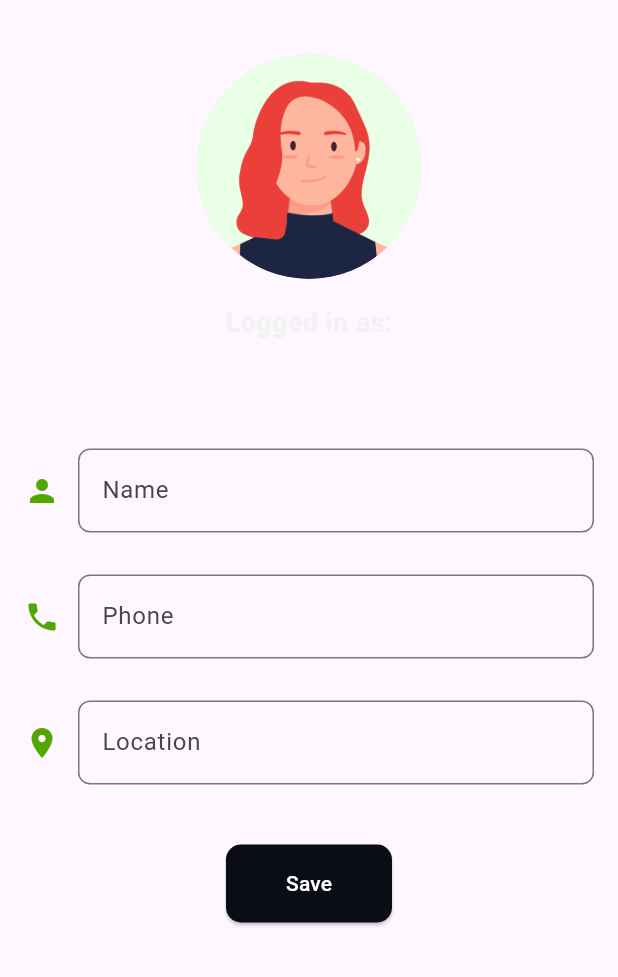
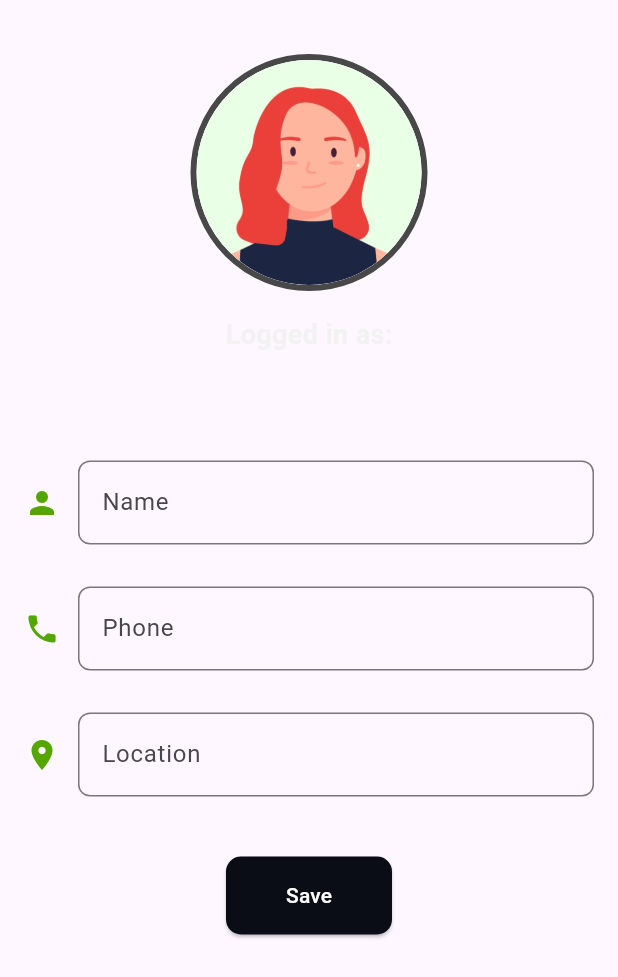
Before and after one commit to bugrahankaramollaoglu/greefin, a Flutter app: the ProfilePage widget shown alone on an empty page, opened directly, on a phone screen of 412 x 824 dp. Shown: the top 977 px of the screen. Run offline on Flutter 3.47's test engine with Material 3 defaults, Android fonts, the phone set to English and light mode, and no system bars; our stand-ins replace camera, crystal_navigation_bar, firebase_auth, firebase_core, flutter_onboarding_slider, flutter_riverpod and 8 more; missing offline and left inert: auth_button_kit, google_mlkit_barcode_scanning, google_mlkit_commons, google_mlkit_face_detection, google_mlkit_face_mesh_detection, google_mlkit_image_labeling and 4 more; accounts and stored records are empty.

Commit message:
ok. added borderColor to avatar on profilePage. will now work on statsPage

```diff
--- a/lib/pages/home_page.dart
+++ b/lib/pages/home_page.dart
@@ -120,7 +120,7 @@ class _HomePageState extends State<HomePage> {
             unselectedIcon: IconlyLight.plus,
           ),
           CrystalNavigationBarItem(
-            icon: IconlyBold.plus,
+            icon: IconlyBold.chart,
             selectedColor: Colors.white,
             unselectedIcon: IconlyLight.chart,
           ),
--- a/lib/pages/navigation_pages/profile_page.dart
+++ b/lib/pages/navigation_pages/profile_page.dart
@@ -1,5 +1,6 @@
 import 'package:flutter/material.dart';
 import 'package:firebase_auth/firebase_auth.dart';
+import 'package:greefin/main.dart';
 import 'package:greefin/my_colors.dart';
 
 class ProfilePage extends StatefulWidget {
@@ -35,10 +36,19 @@ class _ProfilePageState extends State<ProfilePage> {
         crossAxisAlignment: CrossAxisAlignment.center,
         children: [
           SizedBox(height: 20),
-          CircleAvatar(
-            radius: 75,
-            backgroundImage: AssetImage('assets/avatar6.png'),
-            // Add onTap to allow user to change profile picture
+          Container(
+            decoration: BoxDecoration(
+              shape: BoxShape.circle,
+              border: Border.all(
+                color: MyColors().color8, // Choose your stroke color here
+                width: 4, // Adjust the width of the border
+              ),
+            ),
+            child: CircleAvatar(
+              radius: 75,
+              backgroundImage: AssetImage('assets/avatar6.png'),
+              // Add onTap to allow user to change profile picture
+            ),
           ),
           SizedBox(height: 16),
           Text(
```
